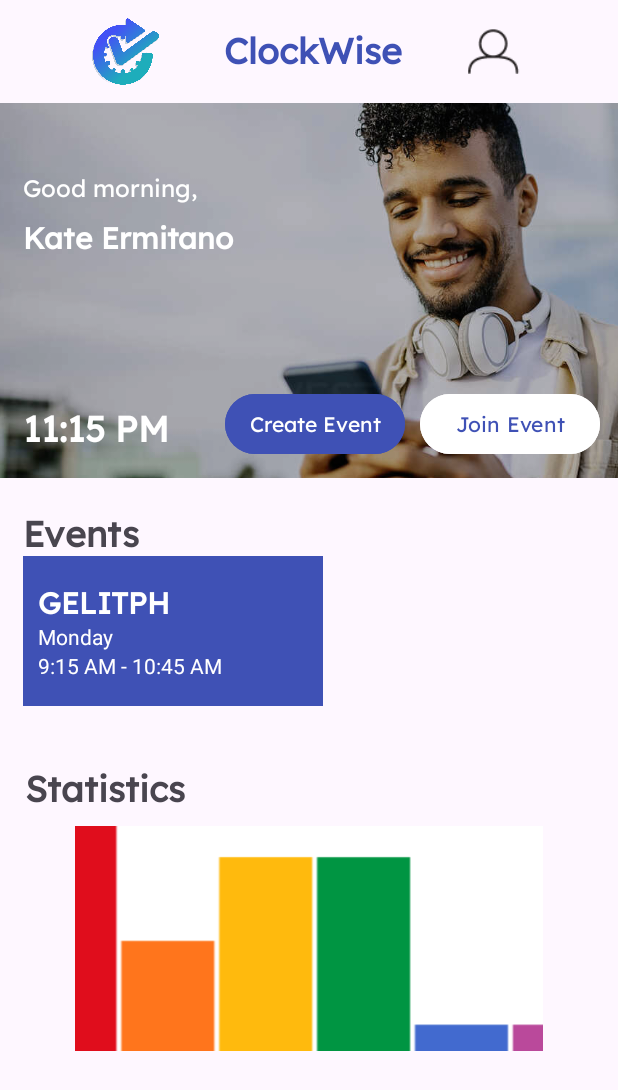
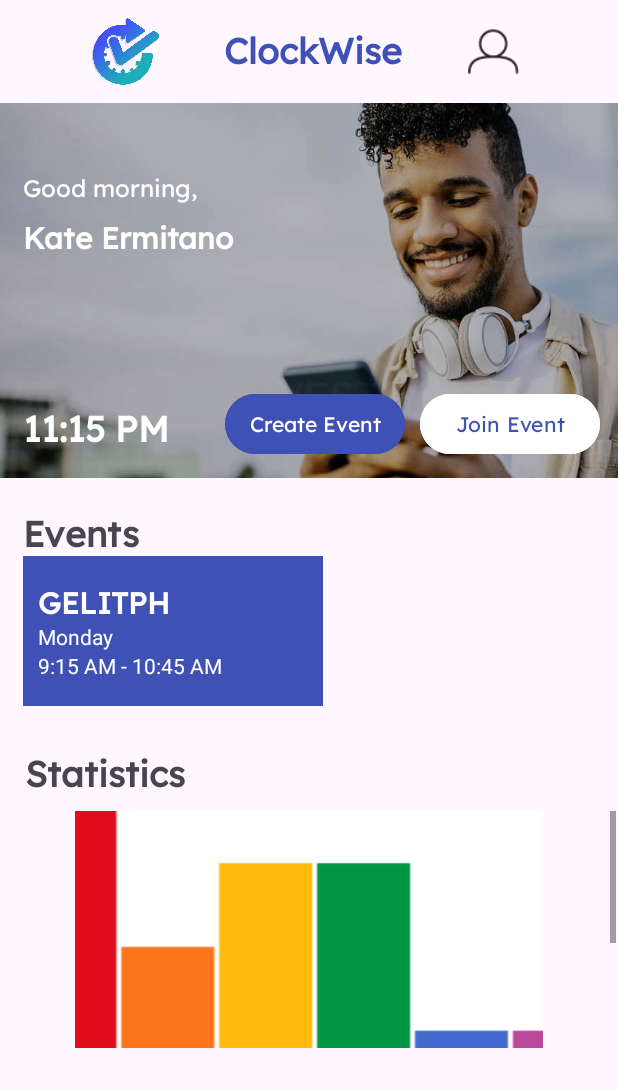
Before and after one commit to mitano-17/ClockWise_Application, an Android app: the dashboard screen opened directly, with no data from a screen before it, on a phone screen of 412 x 824 dp. Shown: the top 1090 px of the screen. Run offline under Robolectric (Android 15) with nearby library versions, the phone set to English and light mode, and no system bars.

Commit message:
added scroll view

```diff
--- a/app/src/main/res/layout/dashboard.xml
+++ b/app/src/main/res/layout/dashboard.xml
@@ -178,7 +178,10 @@
             android:id="@+id/EventsRv"
             android:layout_width="match_parent"
             android:layout_height="match_parent"
-            android:layout_marginStart="15dp" />
+            android:layout_marginStart="15dp"
+            android:layout_marginEnd="15dp"
+            android:orientation="horizontal"
+            />
 
     </LinearLayout>
 
@@ -187,7 +190,7 @@
         android:layout_width="match_parent"
         android:layout_height="200dp"
         android:layout_marginStart="1dp"
-        android:layout_marginTop="20dp"
+        android:layout_marginTop="10dp"
         android:layout_marginEnd="1dp"
         android:orientation="vertical"
         app:layout_constraintEnd_toEndOf="parent"
@@ -206,6 +209,13 @@
             tools:layout_editor_absoluteX="14dp"
             tools:layout_editor_absoluteY="339dp" />
 
+    <ScrollView
+        android:layout_width="match_parent"
+        android:layout_height="wrap_content"
+        android:layout_marginTop="10dp"
+        tools:layout_editor_absoluteX="0dp"
+        tools:layout_editor_absoluteY="504dp">
+
             <ImageButton
                 android:id="@+id/imageButton"
                 android:layout_width="312dp"
@@ -216,7 +226,8 @@
                 android:layout_marginEnd="30dp"
                 app:srcCompat="@drawable/stats" />
 
+    </ScrollView>
+
     </LinearLayout>
 
-
 </androidx.constraintlayout.widget.ConstraintLayout>
```
Lines whose indentation alone changed are shown as unchanged.
